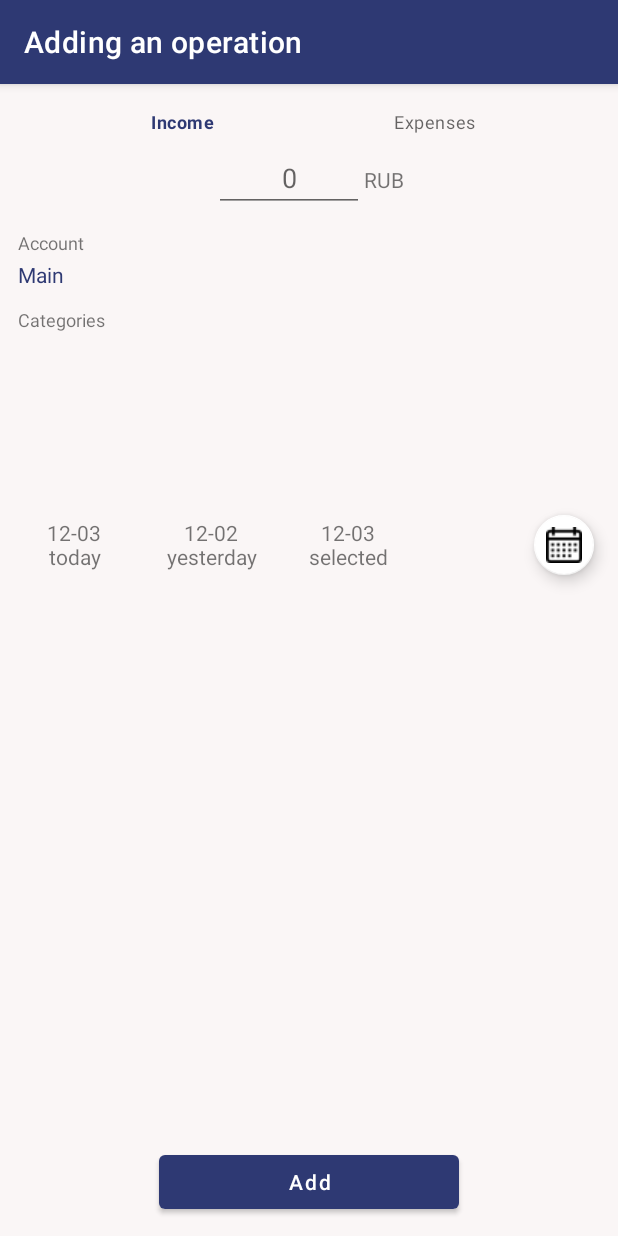
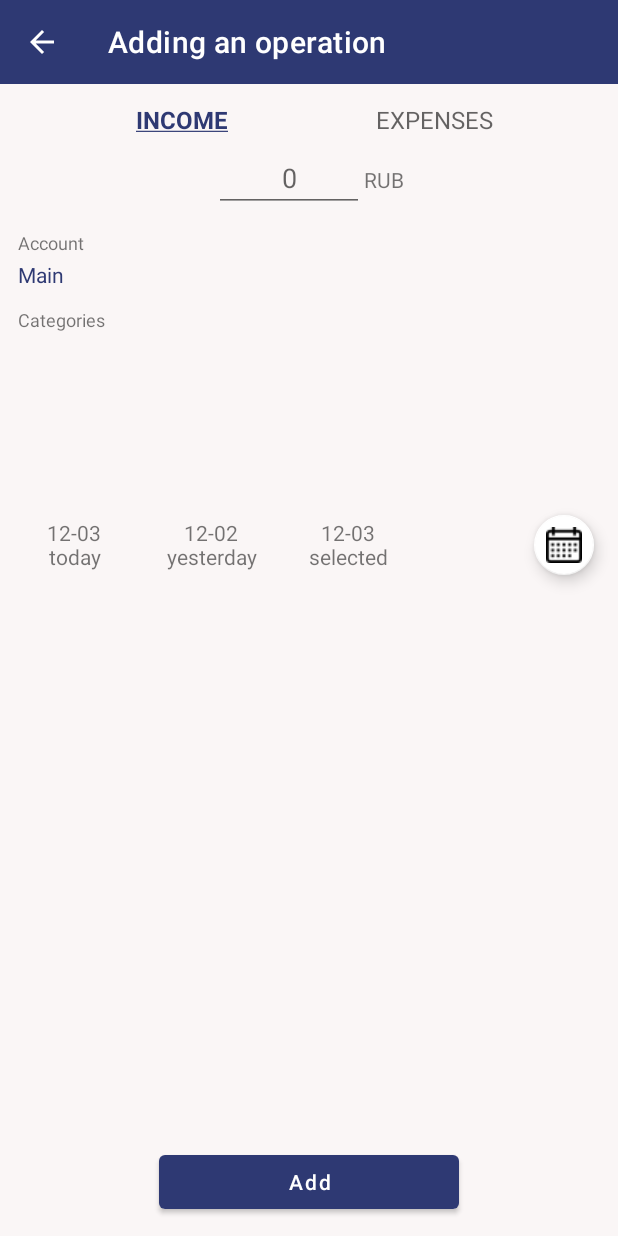
Before and after one commit to AlexanderXYZ/MyFinance, an Android app: the AddOperationFragment screen opened through its navigation route, on a phone screen of 412 x 824 dp. Run offline under Robolectric (Android 15) with nearby library versions, the phone set to English and light mode, and no system bars; our stand-ins replace Dagger/Hilt's generated code, navigation-ui; libraries missing offline, so code that uses them is left out: com.github.mikephil.charting; 10 statements that could not run were skipped.

Commit message:
setup main pieChart and some refactoring

```diff
--- a/app/src/main/java/com/buslaev/myfinance/MainActivity.kt
+++ b/app/src/main/java/com/buslaev/myfinance/MainActivity.kt
@@ -31,6 +31,7 @@
         setContentView(mBinding.root)
         setupDependency()
         setupNavigation()
+        supportActionBar?.elevation = 0F
     }
 
     private fun setupDependency() {
--- a/app/src/main/java/com/buslaev/myfinance/entities/OperationBySum.kt
+++ b/app/src/main/java/com/buslaev/myfinance/entities/OperationBySum.kt
@@ -8,5 +8,5 @@
     var balance: String = "",
     var titleCategory: String = "",
     var iconCategory: Int? = null,
-    var backgroundColor: String = "",
+    var backgroundColor: String = "#FFBB86FC",
 )
--- a/app/src/main/java/com/buslaev/myfinance/other/Constants.kt
+++ b/app/src/main/java/com/buslaev/myfinance/other/Constants.kt
@@ -17,4 +17,5 @@
     const val COLOR_TRANSPARENT = "#00000000"
     const val COLOR_SELECTED_DATE = "#FF018786"
     const val COLOR_DEFAULT_ICON = "#747681"
+    const val MAIN_BACKGROUND_WHIT = "#FAF6F6"
 }
--- /dev/null
+++ b/app/src/main/java/com/buslaev/myfinance/ui/BaseFragment.kt
@@ -0,0 +1,72 @@
+package com.buslaev.myfinance.ui
+
+import android.os.Bundle
+import android.text.SpannableString
+import android.text.style.UnderlineSpan
+import android.view.*
+import androidx.fragment.app.Fragment
+import androidx.lifecycle.ViewModel
+import androidx.viewbinding.ViewBinding
+import com.buslaev.myfinance.R
+import com.buslaev.myfinance.other.Constants
+import com.google.android.material.bottomnavigation.BottomNavigationView
+
+typealias Inflate<T> = (LayoutInflater, ViewGroup?, Boolean) -> T
+
+abstract class BaseFragment<VB : ViewBinding>(
+    private val inflate: Inflate<VB>
+) : Fragment() {
+
+    //protected abstract val mViewModel: VM
+
+    private var _binding: VB? = null
+    val binding get() = _binding!!
+
+    //var balance: String = ""
+
+    override fun onCreateView(
+        inflater: LayoutInflater, container: ViewGroup?,
+        savedInstanceState: Bundle?
+    ): View? {
+        _binding = inflate.invoke(inflater, container, false)
+        return binding.root
+    }
+
+    override fun onDestroyView() {
+        super.onDestroyView()
+        _binding = null
+    }
+
+    fun removeItemsUnderline(menu: Menu) {
+        val size = menu.size()
+        for (i in 0 until size) {
+            val item = menu.getItem(i)
+            item.title = item.title.toString()
+        }
+    }
+
+    fun underlineMenuItem(item: MenuItem) {
+        val content = SpannableString(item.title)
+        content.setSpan(UnderlineSpan(), 0, content.length, 0)
+        item.title = content
+    }
+
+//    fun setupBalanceNavigation(balanceNavigation: BottomNavigationView) {
+//        underlineMenuItem(balanceNavigation.menu.getItem(0))
+//        balanceNavigation.setOnItemSelectedListener {
+//            removeItemsUnderline(balanceNavigation.menu)
+//            underlineMenuItem(it)
+//            when (it.itemId) {
+//                R.id.income_menu -> {
+//                    balance = Constants.INCOME_BALANCE
+//                    mViewModel.incomeOperations.observe(viewLifecycleOwner, mObserver)
+//                }
+//                R.id.expenses_menu -> {
+//                    balance = Constants.EXPENSES_BALANCE
+//                    mViewModel.expensesOperations.observe(viewLifecycleOwner, mObserver)
+//                }
+//            }
+//            return@setOnItemSelectedListener true
+//        }
+//    }
+}
--- a/app/src/main/java/com/buslaev/myfinance/ui/addOperation/AddOperationFragment.kt
+++ b/app/src/main/java/com/buslaev/myfinance/ui/addOperation/AddOperationFragment.kt
@@ -3,8 +3,11 @@
 import android.app.DatePickerDialog
 import android.graphics.Color
 import android.os.Bundle
+import android.text.SpannableString
+import android.text.style.UnderlineSpan
 import androidx.fragment.app.Fragment
 import android.view.LayoutInflater
+import android.view.MenuItem
 import android.view.View
 import android.view.ViewGroup
 import android.widget.DatePicker
@@ -24,6 +27,7 @@
 import com.buslaev.myfinance.other.Constants.FRAGMENT_MAIN
 import com.buslaev.myfinance.other.Constants.INCOME_BALANCE
 import com.buslaev.myfinance.other.Constants.PARENT_FRAGMENT_KEY
+import com.buslaev.myfinance.ui.BaseFragment
 import com.buslaev.myfinance.utilits.CorrectValues
 import com.google.android.material.bottomnavigation.BottomNavigationView
 import dagger.hilt.android.AndroidEntryPoint
@@ -33,10 +37,10 @@
 
 
 @AndroidEntryPoint
-class AddOperationFragment : Fragment(), DatePickerDialog.OnDateSetListener {
+class AddOperationFragment :
+    BaseFragment<FragmentAddOperationBinding>(FragmentAddOperationBinding::inflate),
+    DatePickerDialog.OnDateSetListener {
 
-    private var _binding: FragmentAddOperationBinding? = null
-    private val mBinding get() = _binding!!
 
     private val mViewModel by viewModels<AddOperationViewModel>()
 
@@ -57,14 +61,6 @@
 
     private var parentFragment: String = ""
 
-    override fun onCreateView(
-        inflater: LayoutInflater, container: ViewGroup?,
-        savedInstanceState: Bundle?
-    ): View? {
-        _binding = FragmentAddOperationBinding.inflate(layoutInflater, container, false)
-        return mBinding.root
-    }
-
     override fun onViewCreated(view: View, savedInstanceState: Bundle?) {
         super.onViewCreated(view, savedInstanceState)
         parentFragment = arguments?.getString(PARENT_FRAGMENT_KEY, "").toString()
@@ -78,30 +74,32 @@
 
     private fun hideBottomView() {
         (activity as MainActivity).apply {
+            displayTitle("Adding an operation")
             hideBottomNav()
-            displayTitle("Adding an operation")
         }
     }
 
     private fun setupBalanceNavigation() {
-        mBalanceNavigation = mBinding.balanceNavigationView
+        mBalanceNavigation = binding.balanceNavigationView
+        underlineMenuItem(mBalanceNavigation.menu.getItem(0))
         mBalanceNavigation.setOnItemSelectedListener {
+            removeItemsUnderline(mBalanceNavigation.menu)
+            underlineMenuItem(it)
             when (it.itemId) {
                 R.id.income_menu -> {
-                    setupObserver(INCOME_BALANCE)
                     balance = INCOME_BALANCE
                 }
                 R.id.expenses_menu -> {
-                    setupObserver(EXPENSES_BALANCE)
                     balance = EXPENSES_BALANCE
                 }
             }
+            setupObserver(balance)
             return@setOnItemSelectedListener true
         }
     }
 
     private fun setupCategoriesRecyclerView() {
-        mRecyclerView = mBinding.categoriesRecyclerView
+        mRecyclerView = binding.categoriesRecyclerView
         mRecyclerView.apply {
             adapter = mAdapter
             layoutManager = GridLayoutManager(requireContext(), 4)
@@ -127,31 +125,31 @@
         val localDate = LocalDate()
         val today = localDate.toString()
         val yesterday = localDate.minusDays(1).toString()
-        mBinding.todayDateTextView.apply {
+        binding.todayDateTextView.apply {
             text = "${today.substringAfter('-')}\ntoday"
             setOnClickListener {
                 setBackgroundsOfDates(it)
                 dateTime = today
             }
         }
-        mBinding.yesterdayDateTextView.apply {
+        binding.yesterdayDateTextView.apply {
             text = "${yesterday.substringAfter('-')}\nyesterday"
             setOnClickListener {
                 setBackgroundsOfDates(it)
                 dateTime = yesterday
             }
         }
-        mBinding.selectedDateTextView.text = "${today.substringAfter('-')}\nselected"
-        mBinding.selectDateFab.setOnClickListener {
+        binding.selectedDateTextView.text = "${today.substringAfter('-')}\nselected"
+        binding.selectDateFab.setOnClickListener {
             showDatePickerDialog()
-            setBackgroundsOfDates(mBinding.selectedDateTextView)
+            setBackgroundsOfDates(binding.selectedDateTextView)
         }
     }
 
     private fun setBackgroundsOfDates(it: View?) {
         val defaultColor = Color.parseColor(COLOR_TRANSPARENT)
         val selectedColor = Color.parseColor(COLOR_SELECTED_DATE)
-        mBinding.apply {
+        binding.apply {
             todayDateTextView.setBackgroundColor(defaultColor)
             yesterdayDateTextView.setBackgroundColor(defaultColor)
             selectedDateTextView.setBackgroundColor(defaultColor)
@@ -171,13 +169,17 @@
     }
 
     override fun onDateSet(p0: DatePicker?, year: Int, month: Int, dayOfMonth: Int) {
-        val date = "$year-$month-$dayOfMonth"
+        val monthString = addZeroFrontDate(month + 1)
+        val dayOfMonthString = addZeroFrontDate(dayOfMonth)
+        val date = "$year-$monthString-$dayOfMonthString"
         dateTime = date
-        mBinding.selectedDateTextView.text = "${date.substringAfter('-')}\nselected"
+        binding.selectedDateTextView.text = "${date.substringAfter('-')}\nselected"
     }
 
+    private fun addZeroFrontDate(date: Int): String = if (date < 10) "0$date" else date.toString()
+
     private fun setupAddButton() {
-        mBinding.addOperationButton.setOnClickListener {
+        binding.addOperationButton.setOnClickListener {
             setupAttributes()
             val isCorrect =
                 correctValues.checkOperation(value, account, dateTime, balance, idCategory)
@@ -193,7 +195,7 @@
     }
 
     private fun setupAttributes() {
-        val stringValue = mBinding.inputMoneyEditText.text.toString()
+        val stringValue = binding.inputMoneyEditText.text.toString()
         value = if (stringValue.isEmpty()) 0.0 else stringValue.toDouble()
     }
 
@@ -204,9 +206,4 @@
             (activity as MainActivity).navController.navigate(R.id.action_addOperationFragment_to_operationsFragment)
         }
     }
-
-    override fun onDestroyView() {
-        super.onDestroyView()
-        _binding = null
-    }
 }
--- a/app/src/main/java/com/buslaev/myfinance/ui/main/MainFragment.kt
+++ b/app/src/main/java/com/buslaev/myfinance/ui/main/MainFragment.kt
@@ -1,10 +1,8 @@
 package com.buslaev.myfinance.ui.main
 
+import android.graphics.Color
 import android.os.Bundle
-import androidx.fragment.app.Fragment
-import android.view.LayoutInflater
-import android.view.View
-import android.view.ViewGroup
+import android.view.*
 import androidx.appcompat.app.ActionBar
 import androidx.fragment.app.viewModels
 import androidx.lifecycle.Observer
@@ -14,22 +12,29 @@
 import com.buslaev.myfinance.R
 import com.buslaev.myfinance.adapters.MainAdapter
 import com.buslaev.myfinance.databinding.FragmentMainBinding
-import com.buslaev.myfinance.entities.Operation
 import com.buslaev.myfinance.entities.OperationBySum
 import com.buslaev.myfinance.other.Constants.EXPENSES_BALANCE
 import com.buslaev.myfinance.other.Constants.FRAGMENT_MAIN
 import com.buslaev.myfinance.other.Constants.INCOME_BALANCE
+import com.buslaev.myfinance.other.Constants.MAIN_BACKGROUND_WHIT
 import com.buslaev.myfinance.other.Constants.PARENT_FRAGMENT_KEY
+import com.buslaev.myfinance.ui.BaseFragment
+import com.github.mikephil.charting.animation.Easing
+import com.github.mikephil.charting.charts.PieChart
+import com.github.mikephil.charting.data.PieData
+import com.github.mikephil.charting.data.PieDataSet
+import com.github.mikephil.charting.data.PieEntry
+import com.github.mikephil.charting.utils.ColorTemplate
 import com.google.android.material.bottomnavigation.BottomNavigationView
 import dagger.hilt.android.AndroidEntryPoint
+import kotlinx.coroutines.async
+import kotlinx.coroutines.runBlocking
 import javax.inject.Inject
 
 
 @AndroidEntryPoint
-class MainFragment : Fragment() {
-
-    private var _binding: FragmentMainBinding? = null
-    private val mBinding get() = _binding!!
+class MainFragment :
+    BaseFragment<FragmentMainBinding>(FragmentMainBinding::inflate) {
 
     private val mViewModel by viewModels<MainViewModel>()
 
@@ -41,15 +46,12 @@
     private lateinit var mBalanceNavigation: BottomNavigationView
     private lateinit var mPeriodsNavigation: BottomNavigationView
 
+    private lateinit var mChart: PieChart
+    private lateinit var yValues: ArrayList<PieEntry>
+    private lateinit var yColors: ArrayList<Int>
+    private var centerText: Double = 0.0
+
     private var balance = INCOME_BALANCE
-
-    override fun onCreateView(
-        inflater: LayoutInflater, container: ViewGroup?,
-        savedInstanceState: Bundle?
-    ): View? {
-        _binding = FragmentMainBinding.inflate(layoutInflater, container, false)
-        return mBinding.root
-    }
 
     override fun onViewCreated(view: View, savedInstanceState: Bundle?) {
         super.onViewCreated(view, savedInstanceState)
@@ -60,6 +62,7 @@
         setupBalanceNavigation()
         setupPeriodsNavigation()
         setupRecyclerView()
+        setupObserver(balance)
     }
 
     override fun onStart() {
@@ -79,24 +82,26 @@
     }
 
     private fun setupBalanceNavigation() {
-        mBalanceNavigation = mBinding.balanceNavigationView
+        mBalanceNavigation = binding.balanceNavigationView
+        underlineMenuItem(mBalanceNavigation.menu.getItem(0))
         mBalanceNavigation.setOnItemSelectedListener {
+            removeItemsUnderline(mBalanceNavigation.menu)
+            underlineMenuItem(it)
             when (it.itemId) {
                 R.id.income_menu -> {
                     balance = INCOME_BALANCE
-                    mViewModel.incomeOperations.observe(viewLifecycleOwner, mObserver)
                 }
                 R.id.expenses_menu -> {
                     balance = EXPENSES_BALANCE
-                    mViewModel.expensesOperations.observe(viewLifecycleOwner, mObserver)
                 }
             }
+            setupObserver(balance)
             return@setOnItemSelectedListener true
         }
     }
 
     private fun setupPeriodsNavigation() {
-        mPeriodsNavigation = mBinding.periodsNavigationView
+        mPeriodsNavigation = binding.periodsNavigationView
         mPeriodsNavigation.setOnItemSelectedListener {
             when (it.itemId) {
                 R.id.day_menu -> {
@@ -115,24 +120,95 @@
                     mViewModel.getOperationsByAllTime(balance)
                 }
             }
-            return@setOnItemSelectedListener false
+            setupObserver(balance)
+            return@setOnItemSelectedListener true
         }
     }
 
     private fun setupRecyclerView() {
-        mRecyclerView = mBinding.mainRecyclerView
+        mRecyclerView = binding.mainRecyclerView
         mRecyclerView.apply {
             adapter = mAdapter
             layoutManager = LinearLayoutManager(requireContext())
         }
-        mObserver = Observer { list ->
-            mAdapter.setList(list)
-        }
-        mViewModel.incomeOperations.observe(viewLifecycleOwner, mObserver)
     }
 
-    override fun onDestroyView() {
-        super.onDestroyView()
-        _binding = null
+    private fun setupObserver(balance: String) {
+        mObserver = Observer { list ->
+            val resultList = if (list.isNullOrEmpty()) {
+                emptyList()
+            } else {
+                list
+            }
+            setValues(resultList)
+            mAdapter.setList(resultList)
+            setupChart()
+        }
+        if (balance == INCOME_BALANCE) {
+            mViewModel.incomeOperations.observe(viewLifecycleOwner, mObserver)
+        } else {
+            mViewModel.expensesOperations.observe(viewLifecycleOwner, mObserver)
+        }
+
+    }
+
+    private fun setValues(resultList: List<OperationBySum>) = runBlocking {
+        val yValues = async { setYValues(resultList) }
+        val yColors = async { setYColors(resultList) }
+        this@MainFragment.yValues = yValues.await()
+        this@MainFragment.yColors = yColors.await()
+    }
+
+    private fun setYColors(resultList: List<OperationBySum>): ArrayList<Int> {
+        val yColors = ArrayList<Int>()
+        for (i in resultList) {
+            val color = Color.parseColor(i.backgroundColor)
+            yColors.add(color)
+        }
+        return yColors
+    }
+
+    private fun setYValues(resultList: List<OperationBySum>): ArrayList<PieEntry> {
+        val yValues = ArrayList<PieEntry>()
+        for (i in resultList) {
+            val pieEntry = PieEntry(i.value.toFloat(), i.titleCategory)
+            yValues.add(pieEntry)
+            centerText += i.value
+        }
+        return yValues
+    }
+
+    private fun setupChart() {
+        mChart = binding.pieChart
+        mChart.apply {
+            setUsePercentValues(true)
+            description.isEnabled = false
+            isDrawHoleEnabled = true
+            //setHoleColor(Color.parseColor(MAIN_BACKGROUND_WHIT))
+            transparentCircleRadius = 0F
+            centerText = this@MainFragment.centerText.toString().substringBefore('.')
+            setDrawCenterText(true)
+            setCenterTextColor(Color.BLACK)
+            setCenterTextSize(20F)
+            setEntryLabelColor(Color.BLACK)
+            animateY(1000, Easing.EaseInOutCubic)
+            legend.isEnabled = false
+        }
+
+        val dataSet = PieDataSet(yValues, balance)
+        dataSet.apply {
+            sliceSpace = 3F
+            selectionShift = 5F
+            colors = yColors
+        }
+
+        val data = PieData(dataSet)
+        data.apply {
+            setDrawValues(false)
+
+        }
+        mChart.data = data
+        mChart.invalidate()
+        centerText = 0.0
     }
 }
--- a/app/src/main/java/com/buslaev/myfinance/ui/main/MainViewModel.kt
+++ b/app/src/main/java/com/buslaev/myfinance/ui/main/MainViewModel.kt
@@ -7,6 +7,8 @@
 import com.buslaev.myfinance.db.room.DaoHelper
 import com.buslaev.myfinance.entities.Operation
 import com.buslaev.myfinance.entities.OperationBySum
+import com.buslaev.myfinance.other.Constants.EXPENSES_BALANCE
+import com.buslaev.myfinance.other.Constants.INCOME_BALANCE
 import com.buslaev.myfinance.other.DateHelper
 import dagger.hilt.android.lifecycle.HiltViewModel
 import kotlinx.coroutines.launch
@@ -19,11 +21,21 @@
 
     private val dateHelper = DateHelper()
 
-    private var _incomeOperations: MutableLiveData<List<OperationBySum>> = MutableLiveData()
-    val incomeOperations: LiveData<List<OperationBySum>> get() = _incomeOperations
+    //private var _incomeOperations: MutableLiveData<List<OperationBySum>> = MutableLiveData()
+    lateinit var incomeOperations: LiveData<List<OperationBySum>>
 
-    private var _expensesOperations: MutableLiveData<List<OperationBySum>> = MutableLiveData()
-    val expensesOperations: LiveData<List<OperationBySum>> get() = _expensesOperations
+    //private var _expensesOperations: MutableLiveData<List<OperationBySum>> = MutableLiveData()
+    lateinit var expensesOperations: LiveData<List<OperationBySum>>
+
+    init {
+        getDefaultOperation()
+    }
+
+    private fun getDefaultOperation() {
+        dateHelper.setDatesByToday()
+        getOperations(INCOME_BALANCE)
+        getOperations(EXPENSES_BALANCE)
+    }
 
     fun getIncomeOperations() {}
     fun getExpensesOperation() {}
@@ -57,7 +69,12 @@
         val startDate = dateHelper.getStartDate()
         val endDate = dateHelper.getEndDate()
         val values = repository.getOperationsByPeriod(startDate, endDate, balance)
-        _incomeOperations.postValue(values.value)
+        if (balance == INCOME_BALANCE) {
+            incomeOperations = values
+        } else {
+            expensesOperations = values
+        }
+
     }
 
     fun insertOperation(operation: Operation) {
--- a/app/src/main/res/layout/fragment_add_operation.xml
+++ b/app/src/main/res/layout/fragment_add_operation.xml
@@ -13,6 +13,8 @@
         android:layout_height="40dp"
         app:backgroundTint="@color/transparent"
         app:elevation="0dp"
+        app:itemTextAppearanceActive="@style/BottomNavigationView.Active"
+        app:itemTextAppearanceInactive="@style/BottomNavigationView"
         app:labelVisibilityMode="labeled"
         app:layout_constraintEnd_toEndOf="parent"
         app:layout_constraintStart_toStartOf="parent"
--- a/app/src/main/res/layout/fragment_categories.xml
+++ b/app/src/main/res/layout/fragment_categories.xml
@@ -11,8 +11,7 @@
         android:id="@+id/balance_navigationView"
         android:layout_width="match_parent"
         android:layout_height="40dp"
-        app:backgroundTint="@color/transparent"
-        app:elevation="0dp"
+        android:background="@drawable/background_navigation_view"
         app:itemTextAppearanceActive="@style/BottomNavigationView.Active"
         app:itemTextAppearanceInactive="@style/BottomNavigationView"
         app:labelVisibilityMode="labeled"
--- a/app/src/main/res/layout/fragment_operations.xml
+++ b/app/src/main/res/layout/fragment_operations.xml
@@ -11,8 +11,9 @@
         android:id="@+id/balance_navigationView"
         android:layout_width="match_parent"
         android:layout_height="40dp"
-        app:backgroundTint="@color/transparent"
-        app:elevation="0dp"
+        android:background="@drawable/background_navigation_view"
+        app:itemTextAppearanceActive="@style/BottomNavigationView.Active"
+        app:itemTextAppearanceInactive="@style/BottomNavigationView"
         app:labelVisibilityMode="labeled"
         app:layout_constraintEnd_toEndOf="parent"
         app:layout_constraintStart_toStartOf="parent"
--- a/app/src/main/res/values/strings.xml
+++ b/app/src/main/res/values/strings.xml
@@ -37,8 +37,8 @@
     <string name="categories_title_menu">Categories</string>
 
     <!-- Menu Balance -->
-    <string name="income_title_menu">Income</string>
-    <string name="expenses_title_menu">Expenses</string>
+    <string name="income_title_menu">INCOME</string>
+    <string name="expenses_title_menu">EXPENSES</string>
 
     <!-- Menu Period graphs main -->
     <string name="day_title_menu">Day</string>
--- a/app/src/main/res/values/styles.xml
+++ b/app/src/main/res/values/styles.xml
@@ -33,5 +33,6 @@
 
     <style name="BottomNavigationView.Active" parent="@style/TextAppearance.AppCompat.Caption">
         <item name="android:textSize">16sp</item>
+        <item name="android:textStyle">bold</item>
     </style>
 </resources>
```
Also changed, not shown: app/src/main/java/com/buslaev/myfinance/adapters/MainAdapter.kt (+21 -6 lines), app/src/main/java/com/buslaev/myfinance/utilits/CorrectValues.kt (+8 -1 lines), app/src/main/res/drawable/background_navigation_view.xml (added, +7 -0 lines), app/src/main/res/layout/fragment_main.xml (+4 -3 lines), app/src/main/res/layout/main_graph_item.xml (+9 -5 lines).
